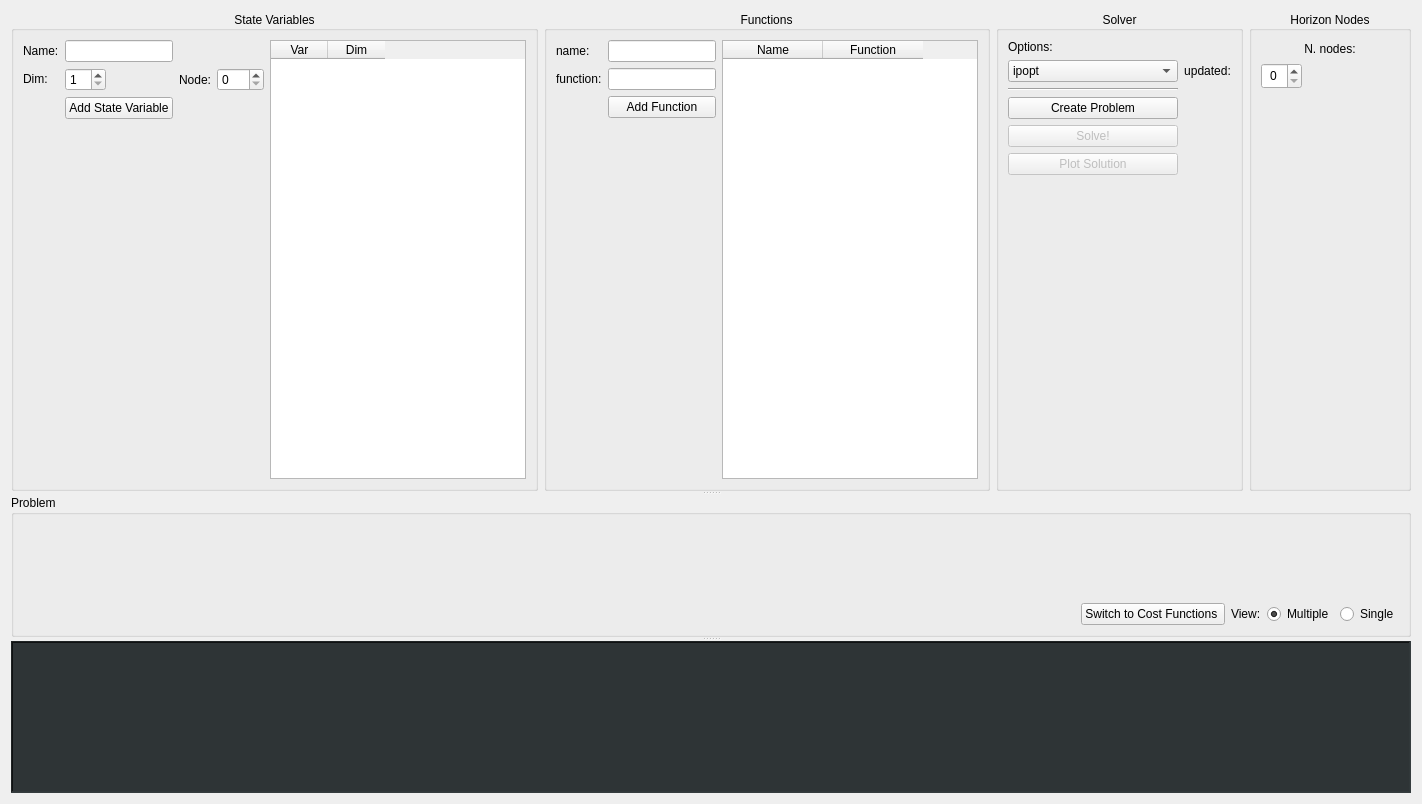
FrancescoRuscelli/horizon, file horizon_gui/ui/widget1.ui: the form before one commit.
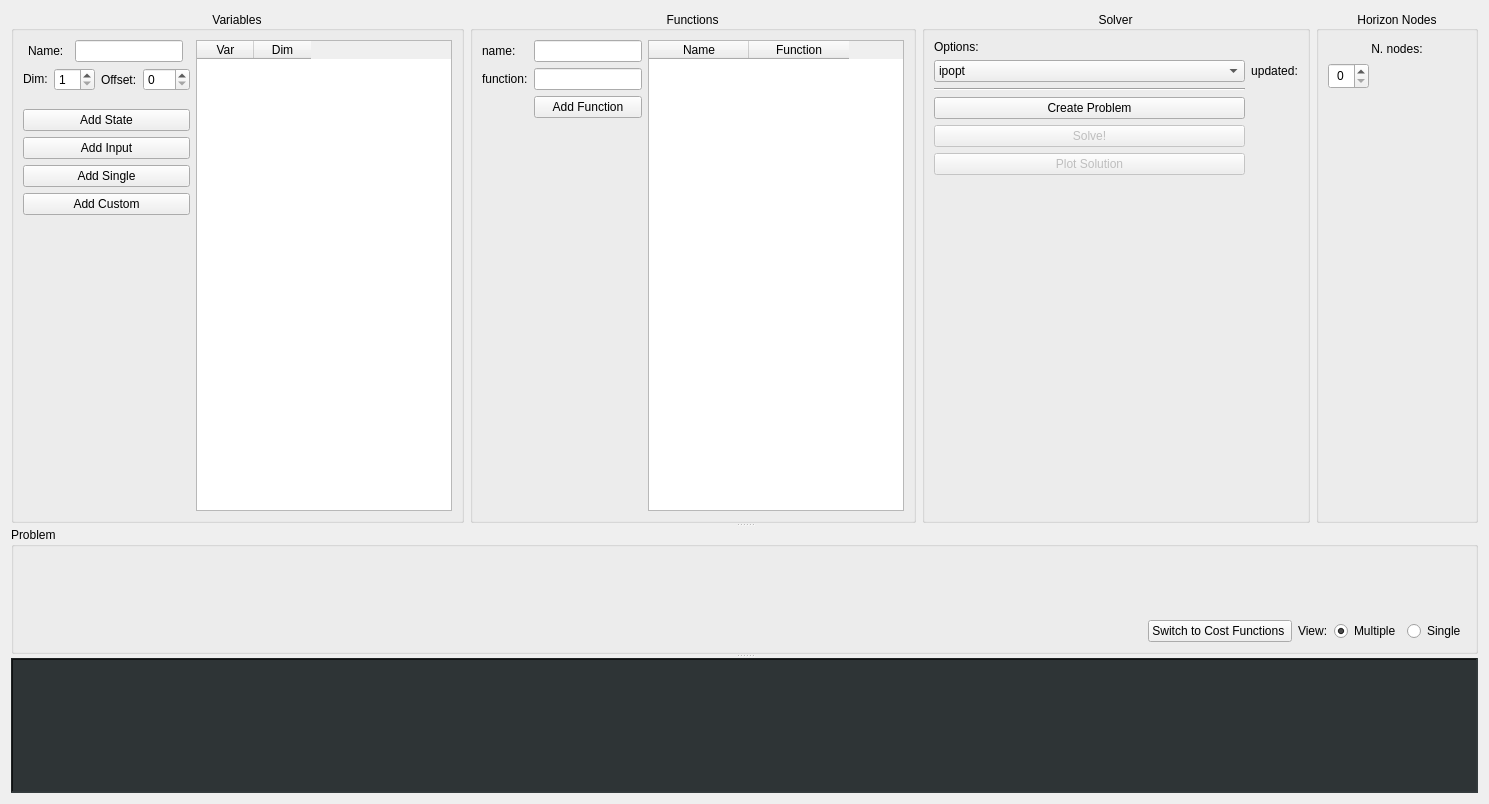
The form after the commit. Icons and pictures are not drawn. Custom widgets are drawn as their Qt base class.

Commit message: added different var input in problem

What changed in the file:
```diff
--- a/horizon_gui/ui/widget1.ui
+++ b/horizon_gui/ui/widget1.ui
@@ -6,7 +6,7 @@
    <rect>
     <x>0</x>
     <y>0</y>
-    <width>1422</width>
+    <width>1489</width>
     <height>804</height>
    </rect>
   </property>
@@ -25,7 +25,7 @@
      <widget class="QWidget" name="layoutWidget">
       <layout class="QHBoxLayout" name="horizontalLayout_2">
        <item>
-        <widget class="QGroupBox" name="SV">
+        <widget class="QGroupBox" name="varBox">
          <property name="sizePolicy">
           <sizepolicy hsizetype="Fixed" vsizetype="Expanding">
            <horstretch>0</horstretch>
@@ -39,7 +39,7 @@
           </size>
          </property>
          <property name="title">
-          <string>State Variables</string>
+          <string>Variables</string>
          </property>
          <property name="alignment">
           <set>Qt::AlignCenter</set>
@@ -51,8 +51,36 @@
           <bool>false</bool>
          </property>
          <layout class="QGridLayout" name="gridLayout">
-          <item row="1" column="1">
-           <widget class="QSpinBox" name="SVDimInput">
+          <item row="4" column="2">
+           <widget class="QPushButton" name="stateVarAddButton">
+            <property name="sizePolicy">
+             <sizepolicy hsizetype="Minimum" vsizetype="Fixed">
+              <horstretch>0</horstretch>
+              <verstretch>0</verstretch>
+             </sizepolicy>
+            </property>
+            <property name="text">
+             <string>Add State</string>
+            </property>
+           </widget>
+          </item>
+          <item row="1" column="2">
+           <layout class="QHBoxLayout" name="varOptionLayout">
+            <item>
+             <widget class="QLabel" name="varDim">
+              <property name="sizePolicy">
+               <sizepolicy hsizetype="Fixed" vsizetype="Fixed">
+                <horstretch>0</horstretch>
+                <verstretch>0</verstretch>
+               </sizepolicy>
+              </property>
+              <property name="text">
+               <string>Dim:</string>
+              </property>
+             </widget>
+            </item>
+            <item>
+             <widget class="QSpinBox" name="varDimInput">
             <property name="sizePolicy">
              <sizepolicy hsizetype="Fixed" vsizetype="Fixed">
               <horstretch>0</horstretch>
@@ -64,18 +92,21 @@
             </property>
            </widget>
           </item>
-          <item row="0" column="1">
-           <widget class="QLineEdit" name="SVNameInput">
+            <item>
+             <widget class="QLabel" name="varOffset">
             <property name="sizePolicy">
-             <sizepolicy hsizetype="Fixed" vsizetype="Fixed">
+               <sizepolicy hsizetype="Fixed" vsizetype="Preferred">
               <horstretch>0</horstretch>
               <verstretch>0</verstretch>
              </sizepolicy>
             </property>
-           </widget>
-          </item>
-          <item row="1" column="3">
-           <widget class="NodesSpinBox" name="SVNodeInput">
+              <property name="text">
+               <string>Offset:</string>
+              </property>
+             </widget>
+            </item>
+            <item>
+             <widget class="NodesSpinBox" name="varOffsetInput">
             <property name="sizePolicy">
              <sizepolicy hsizetype="Fixed" vsizetype="Fixed">
               <horstretch>0</horstretch>
@@ -154,85 +185,29 @@
             </property>
            </widget>
           </item>
-          <item row="1" column="0">
-           <widget class="QLabel" name="SVDim">
-            <property name="sizePolicy">
-             <sizepolicy hsizetype="Fixed" vsizetype="Fixed">
-              <horstretch>0</horstretch>
-              <verstretch>0</verstretch>
-             </sizepolicy>
-            </property>
-            <property name="text">
-             <string>Dim:</string>
-            </property>
-           </widget>
+           </layout>
           </item>
-          <item row="1" column="2">
-           <widget class="QLabel" name="SVNode">
-            <property name="sizePolicy">
-             <sizepolicy hsizetype="Fixed" vsizetype="Preferred">
-              <horstretch>0</horstretch>
-              <verstretch>0</verstretch>
-             </sizepolicy>
-            </property>
+          <item row="6" column="2">
+           <widget class="QPushButton" name="singleVarAddButton">
             <property name="text">
-             <string>Node:</string>
+             <string>Add Single</string>
             </property>
            </widget>
           </item>
-          <item row="2" column="1">
-           <widget class="QPushButton" name="SVAddButton">
-            <property name="sizePolicy">
-             <sizepolicy hsizetype="Fixed" vsizetype="Fixed">
-              <horstretch>0</horstretch>
-              <verstretch>0</verstretch>
-             </sizepolicy>
-            </property>
-            <property name="text">
-             <string>Add State Variable</string>
-            </property>
-           </widget>
-          </item>
-          <item row="0" column="0">
-           <widget class="QLabel" name="SVName">
-            <property name="sizePolicy">
-             <sizepolicy hsizetype="Fixed" vsizetype="Fixed">
-              <horstretch>0</horstretch>
-              <verstretch>0</verstretch>
-             </sizepolicy>
-            </property>
-            <property name="text">
-             <string>Name:</string>
-            </property>
-           </widget>
-          </item>
-          <item row="3" column="1">
-           <spacer name="verticalSpacer">
-            <property name="orientation">
-             <enum>Qt::Vertical</enum>
-            </property>
-            <property name="sizeHint" stdset="0">
-             <size>
-              <width>20</width>
-              <height>40</height>
-             </size>
-            </property>
-           </spacer>
-          </item>
-          <item row="0" column="4" rowspan="4">
-           <widget class="BoxStateVar" name="SVTable">
+          <item row="0" column="6" rowspan="12">
+           <widget class="BoxStateVar" name="varTable">
             <property name="sizePolicy">
              <sizepolicy hsizetype="Fixed" vsizetype="Expanding">
               <horstretch>0</horstretch>
               <verstretch>0</verstretch>
              </sizepolicy>
             </property>
-            <attribute name="horizontalHeaderDefaultSectionSize">
-             <number>57</number>
-            </attribute>
             <attribute name="horizontalHeaderMinimumSectionSize">
              <number>20</number>
             </attribute>
+            <attribute name="horizontalHeaderDefaultSectionSize">
+             <number>57</number>
+            </attribute>
             <attribute name="horizontalHeaderShowSortIndicator" stdset="0">
              <bool>false</bool>
             </attribute>
@@ -251,6 +226,72 @@
             </column>
            </widget>
           </item>
+          <item row="5" column="2">
+           <widget class="QPushButton" name="inputVarAddButton">
+            <property name="sizePolicy">
+             <sizepolicy hsizetype="Minimum" vsizetype="Fixed">
+              <horstretch>0</horstretch>
+              <verstretch>0</verstretch>
+             </sizepolicy>
+            </property>
+            <property name="text">
+             <string>Add Input</string>
+            </property>
+           </widget>
+          </item>
+          <item row="9" column="2">
+           <spacer name="verticalSpacer">
+            <property name="orientation">
+             <enum>Qt::Vertical</enum>
+            </property>
+            <property name="sizeHint" stdset="0">
+             <size>
+              <width>20</width>
+              <height>40</height>
+             </size>
+            </property>
+           </spacer>
+          </item>
+          <item row="7" column="2">
+           <widget class="QPushButton" name="customVarAddButton">
+            <property name="sizePolicy">
+             <sizepolicy hsizetype="Minimum" vsizetype="Fixed">
+              <horstretch>0</horstretch>
+              <verstretch>0</verstretch>
+             </sizepolicy>
+            </property>
+            <property name="text">
+             <string>Add Custom</string>
+            </property>
+           </widget>
+          </item>
+          <item row="0" column="2">
+           <layout class="QHBoxLayout" name="varNameLayout">
+            <item>
+             <widget class="QLabel" name="SVName">
+              <property name="sizePolicy">
+               <sizepolicy hsizetype="Fixed" vsizetype="Fixed">
+                <horstretch>0</horstretch>
+                <verstretch>0</verstretch>
+               </sizepolicy>
+              </property>
+              <property name="text">
+               <string>Name:</string>
+              </property>
+             </widget>
+            </item>
+            <item>
+             <widget class="QLineEdit" name="varNameInput">
+              <property name="sizePolicy">
+               <sizepolicy hsizetype="Fixed" vsizetype="Fixed">
+                <horstretch>0</horstretch>
+                <verstretch>0</verstretch>
+               </sizepolicy>
+              </property>
+             </widget>
+            </item>
+           </layout>
+          </item>
          </layout>
         </widget>
        </item>
@@ -281,19 +322,6 @@
           <property name="sizeConstraint">
            <enum>QLayout::SetMinAndMaxSize</enum>
           </property>
-          <item row="1" column="0">
-           <widget class="QLabel" name="funLabel">
-            <property name="sizePolicy">
-             <sizepolicy hsizetype="Fixed" vsizetype="Preferred">
-              <horstretch>0</horstretch>
-              <verstretch>0</verstretch>
-             </sizepolicy>
-            </property>
-            <property name="text">
-             <string>function:</string>
-            </property>
-           </widget>
-          </item>
           <item row="0" column="1">
            <widget class="QLineEdit" name="funNameInput">
             <property name="sizePolicy">
@@ -304,6 +332,16 @@
             </property>
            </widget>
           </item>
+          <item row="1" column="1">
+           <widget class="LineEdit" name="funInput">
+            <property name="sizePolicy">
+             <sizepolicy hsizetype="Fixed" vsizetype="Fixed">
+              <horstretch>0</horstretch>
+              <verstretch>0</verstretch>
+             </sizepolicy>
+            </property>
+           </widget>
+          </item>
           <item row="2" column="1">
            <widget class="QPushButton" name="funButton">
             <property name="text">
@@ -311,37 +349,7 @@
             </property>
            </widget>
           </item>
-          <item row="1" column="1">
-           <widget class="LineEdit" name="funInput">
-            <property name="sizePolicy">
-             <sizepolicy hsizetype="Fixed" vsizetype="Fixed">
-              <horstretch>0</horstretch>
-              <verstretch>0</verstretch>
-             </sizepolicy>
-            </property>
-           </widget>
-          </item>
-          <item row="0" column="0">
-           <widget class="QLabel" name="funNameLabel">
-            <property name="text">
-             <string>name:</string>
-            </property>
-           </widget>
-          </item>
-          <item row="3" column="1">
-           <spacer name="verticalSpacer_2">
-            <property name="orientation">
-             <enum>Qt::Vertical</enum>
-            </property>
-            <property name="sizeHint" stdset="0">
-             <size>
-              <width>20</width>
-              <height>40</height>
-             </size>
-            </property>
-           </spacer>
-          </item>
-          <item row="0" column="2" rowspan="4">
+          <item row="0" column="3" rowspan="5">
            <widget class="BoxFunction" name="funTable">
             <property name="sizePolicy">
              <sizepolicy hsizetype="Fixed" vsizetype="Expanding">
@@ -361,6 +369,45 @@
             </column>
            </widget>
           </item>
+          <item row="0" column="0">
+           <widget class="QLabel" name="funNameLabel">
+            <property name="sizePolicy">
+             <sizepolicy hsizetype="Preferred" vsizetype="Preferred">
+              <horstretch>0</horstretch>
+              <verstretch>0</verstretch>
+             </sizepolicy>
+            </property>
+            <property name="text">
+             <string>name:</string>
+            </property>
+           </widget>
+          </item>
+          <item row="1" column="0">
+           <widget class="QLabel" name="funLabel">
+            <property name="sizePolicy">
+             <sizepolicy hsizetype="Preferred" vsizetype="Preferred">
+              <horstretch>0</horstretch>
+              <verstretch>0</verstretch>
+             </sizepolicy>
+            </property>
+            <property name="text">
+             <string>function:</string>
+            </property>
+           </widget>
+          </item>
+          <item row="3" column="1">
+           <spacer name="verticalSpacer_2">
+            <property name="orientation">
+             <enum>Qt::Vertical</enum>
+            </property>
+            <property name="sizeHint" stdset="0">
+             <size>
+              <width>20</width>
+              <height>40</height>
+             </size>
+            </property>
+           </spacer>
+          </item>
          </layout>
         </widget>
        </item>
```
Lines whose indentation alone changed are shown as unchanged. The commit also changes 8 other files.
